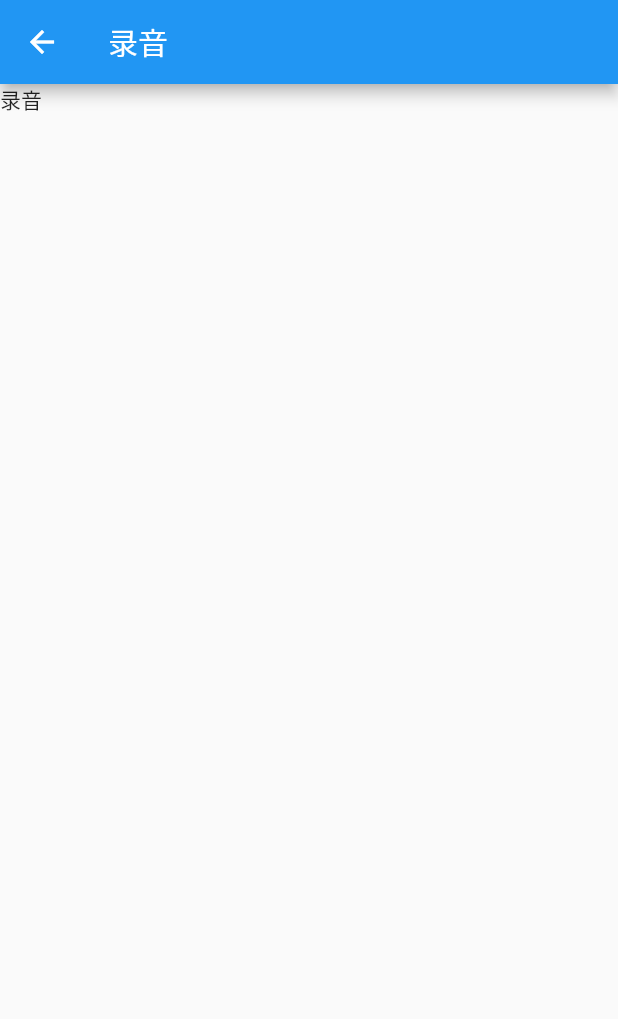
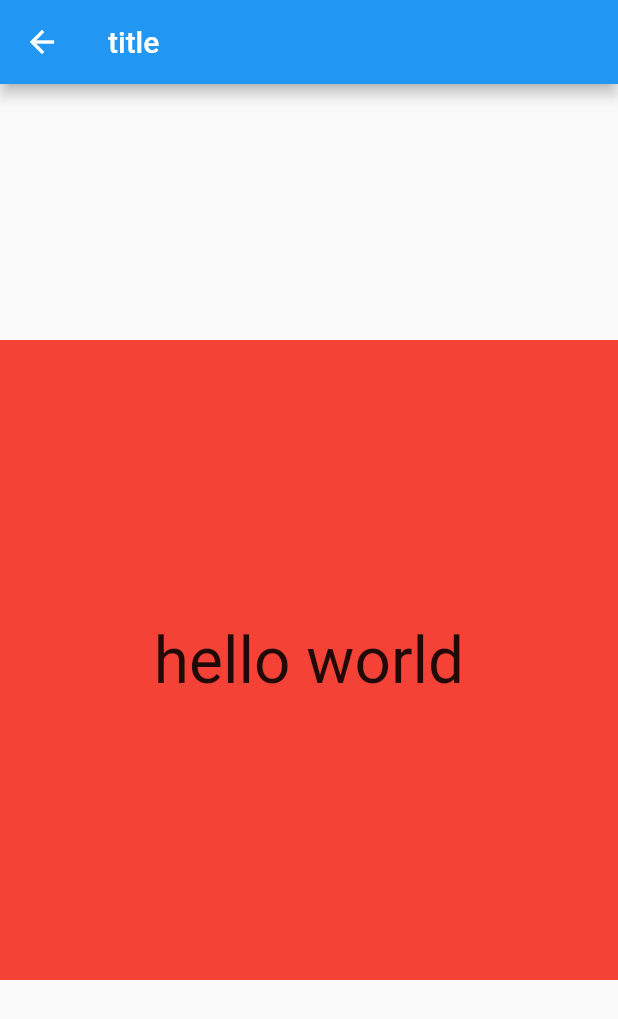
Before and after one commit to xiaen/flutter_demo, a Flutter app: the screen it shows after launch, on a phone screen of 412 x 824 dp. Shown: the top 1019 px of the screen. Run offline on Flutter 3.47's test engine with Material 2 defaults, Android fonts, the phone set to English and light mode, and no system bars; our stand-ins replace date_format, device_info, flutter_swiper, fluttertoast.

Commit message:
flutter适配方案

```diff
--- a/lib/main.dart
+++ b/lib/main.dart
@@ -21,7 +21,7 @@ class MyApp extends StatelessWidget {
           const Locale('en', 'US'),
         ],
         debugShowCheckedModeBanner: false,
-        initialRoute: '/sound',
+        initialRoute: '/WHfit',
         onGenerateRoute: onGenerateRoute);
   }
 }
--- /dev/null
+++ b/lib/page/WHfit.dart
@@ -0,0 +1,27 @@
+import 'dart:ui';
+
+import 'package:flutter/material.dart';
+import 'package:flutterDemo/utils/size_fit.dart';
+import '../utils/extension/int_extension.dart';
+import '../utils/extension/double_extension.dart';
+
+class WHfitPage extends StatelessWidget {
+  const WHfitPage({Key key}) : super(key: key);
+
+  @override
+  Widget build(BuildContext context) {
+    HYSizeFit.initialize(standardSize: 750);
+    print("逻辑宽度高度 ${HYSizeFit.screenWidth} * ${HYSizeFit.screenHeight}");
+    return Scaffold(
+      appBar: AppBar(title: Text("title")),
+      body: Center(
+          child: Container(
+        alignment: Alignment.center,
+        width: 400.rpx,
+        height: 400.rpx,
+        color: Colors.red,
+        child: Text("hello world", style: TextStyle(fontSize: 40.0.rpx)),
+      )),
+    );
+  }
+}
--- a/lib/page/routes/Routes.dart
+++ b/lib/page/routes/Routes.dart
@@ -10,7 +10,7 @@ import 'package:flutterDemo/page/productInfoPage.dart';
 import 'package:flutterDemo/page/productPage.dart';
 import 'package:flutterDemo/page/radioPage.dart';
 import 'package:flutterDemo/page/searchPage.dart';
-import 'package:flutterDemo/page/sound.dart';
+import 'package:flutterDemo/page/WHfit.dart';
 import 'package:flutterDemo/page/swiper.dart';
 import 'package:flutterDemo/page/tabBarController.dart';
 import 'package:flutterDemo/page/tabBarDemoPage.dart';
@@ -42,7 +42,7 @@ final routes = {
   '/dateTime': (context) => DateTimePage(),
   '/swiper': (context) => SwiperPage(),
   '/dialog': (context) => DialogPage(),
-  '/sound': (context) => SoundPage(),
+  '/WHfit': (context) => WHfitPage(),
 };
 
 var onGenerateRoute = (RouteSettings settings) {
--- a/lib/page/sound.dart
+++ /dev/null
@@ -1,20 +0,0 @@
-import 'package:flutter/material.dart';
-
-class SoundPage extends StatefulWidget {
-  SoundPage({Key key}) : super(key: key);
-
-  @override
-  _SoundPageState createState() => _SoundPageState();
-}
-
-class _SoundPageState extends State<SoundPage> {
-  @override
-  Widget build(BuildContext context) {
-    return Scaffold(
-      appBar: AppBar(
-        title: Text('录音'),
-      ),
-      body: Text('录音'),
-    );
-  }
-}
--- a/lib/page/tabs/homePage.dart
+++ b/lib/page/tabs/homePage.dart
@@ -119,9 +119,9 @@ class _HomePageState extends State<HomePage> {
           height: 10,
         ),
         RaisedButton(
-            child: Text('录音'),
+            child: Text('适配'),
             onPressed: () {
-              Navigator.pushNamed(context, '/sound');
+              Navigator.pushNamed(context, '/WHfit');
             })
       ],
     );
--- /dev/null
+++ b/lib/utils/extension/double_extension.dart
@@ -0,0 +1,11 @@
+import 'package:flutterDemo/utils/size_fit.dart';
+
+extension DoubleFit on double {
+  double get px {
+    return HYSizeFit.setPx(this);
+  }
+
+  double get rpx {
+    return HYSizeFit.setRpx(this);
+  }
+}
--- /dev/null
+++ b/lib/utils/extension/int_extension.dart
@@ -0,0 +1,11 @@
+import 'package:flutterDemo/utils/size_fit.dart';
+
+extension IntFit on int {
+  double get px {
+    return HYSizeFit.setPx(this.toDouble());
+  }
+
+  double get rpx {
+    return HYSizeFit.setRpx(this.toDouble());
+  }
+}
--- /dev/null
+++ b/lib/utils/size_fit.dart
@@ -0,0 +1,41 @@
+import 'dart:ui';
+
+class HYSizeFit {
+  static double physicalWidth;
+  static double physicalHeight;
+  static double screenWidth;
+  static double screenHeight;
+  static double dpr;
+  static double statusHeight;
+
+  static double rpx;
+  static double px;
+
+  static void initialize({standardSize = 750}) {
+    // 1. 手机的物理分辨率
+    physicalWidth = window.physicalSize.width; // 拿到物理的宽度
+    physicalHeight = window.physicalSize.height;
+
+    // 2. 求出dpr
+    dpr = window.devicePixelRatio;
+
+    // 3. 求出逻辑的宽高
+    screenWidth = physicalWidth / dpr;
+    screenHeight = physicalHeight / dpr;
+
+    // 4. 状态栏高度
+    statusHeight = window.padding.top / dpr;
+
+    // 5. 计算rpx
+    rpx = screenWidth / standardSize;
+    px = screenWidth / standardSize * 2;
+  }
+
+  static double setRpx(double size) {
+    return size * rpx;
+  }
+
+  static double setPx(double size) {
+    return size * px;
+  }
+}
```
